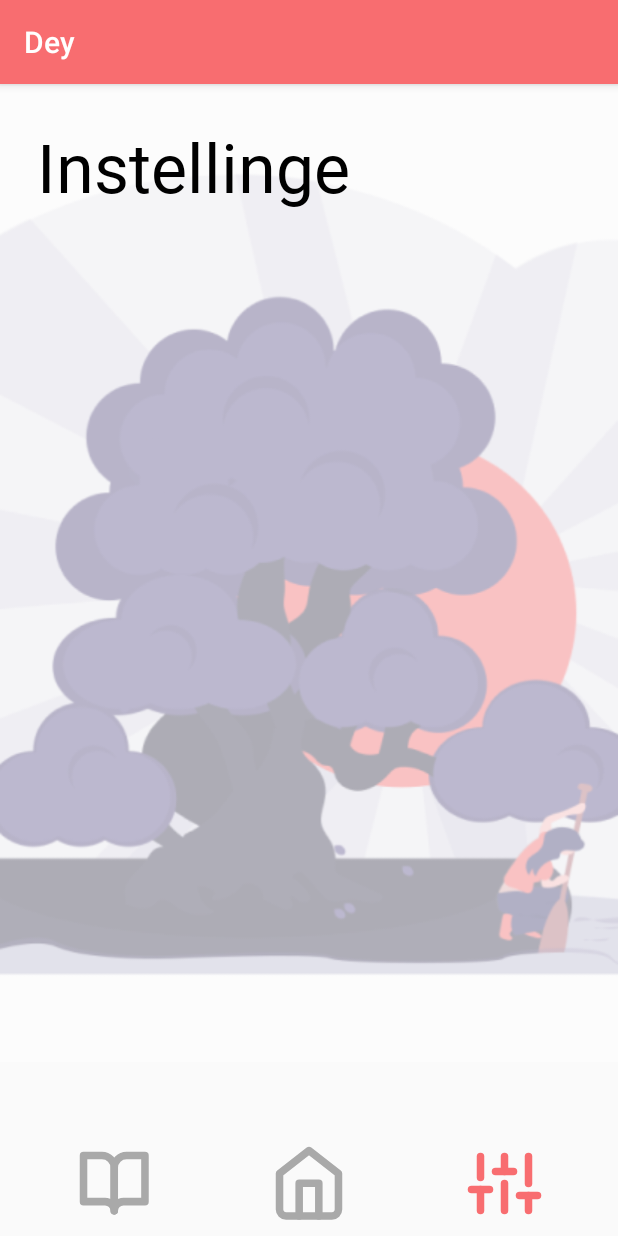
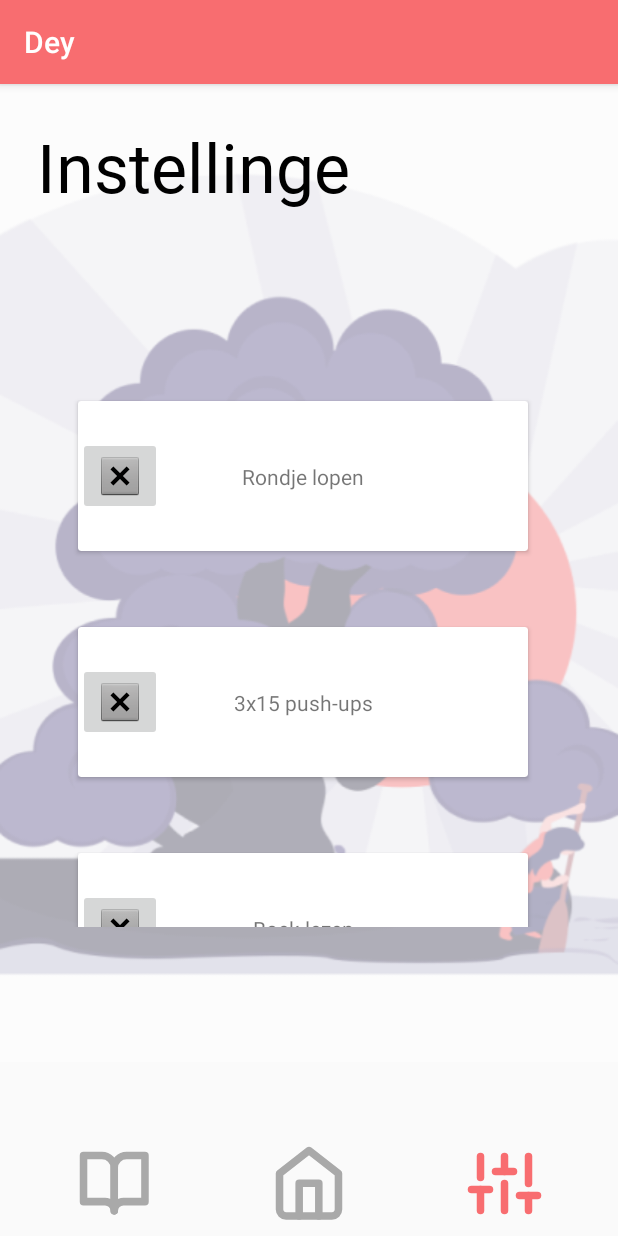
Before and after one commit to LukasSplinter/s1112597_s1114780_iiatimd_app, an Android app: the screen it shows after launch (SettingsActivity), after a tap on "Settings", on a phone screen of 412 x 824 dp. Run offline under Robolectric (Android 15) with nearby library versions, the phone set to English and light mode, and no system bars; our stand-ins replace Room's generated code.

Commit message:
recyclerView op de setting gezet, begin aan room database gemaakt

```diff
--- a/android_app/app/build.gradle
+++ b/android_app/app/build.gradle
@@ -34,4 +34,7 @@ dependencies {
     androidTestImplementation 'androidx.test.espresso:espresso-core:3.2.0'
     implementation 'com.google.android.material:material:1.1.0'
     implementation 'com.google.firebase:firebase-messaging:20.0.1'
+    def room_version = "2.2.5"
+    implementation "androidx.room:room-runtime:$room_version"
+    annotationProcessor "androidx.room:room-compiler:$room_version"
 }
--- /dev/null
+++ b/android_app/app/src/main/java/com/example/iiatimd_app_project/AppDatabase.java
@@ -0,0 +1,10 @@
+package com.example.iiatimd_app_project;
+
+import androidx.room.Database;
+import androidx.room.RoomDatabase;
+
+@Database(entities = {SettingRowEntry.class}, version = 1)
+public abstract class AppDatabase extends RoomDatabase {
+
+    public abstract SettingRowEntryDAO settingRowEntryDAO();
+}
--- /dev/null
+++ b/android_app/app/src/main/java/com/example/iiatimd_app_project/SettingRowAdapter.java
@@ -0,0 +1,48 @@
+package com.example.iiatimd_app_project;
+
+import android.view.LayoutInflater;
+import android.view.View;
+import android.view.ViewGroup;
+import android.widget.TextView;
+
+import androidx.annotation.NonNull;
+import androidx.cardview.widget.CardView;
+import androidx.recyclerview.widget.RecyclerView;
+
+public class SettingRowAdapter extends RecyclerView.Adapter<SettingRowAdapter.SettingRowViewHolder> {
+
+    private SettingRowEntry[] activities;
+
+    public SettingRowAdapter(SettingRowEntry[] activities){
+        this.activities = activities;
+    }
+
+    public static class SettingRowViewHolder extends RecyclerView.ViewHolder{
+        public TextView textView;
+
+        public SettingRowViewHolder(View v){
+            super(v);
+            textView = v.findViewById(R.id.activity);
+        }
+    }
+
+    @NonNull
+    @Override
+    public SettingRowViewHolder onCreateViewHolder(@NonNull ViewGroup parent, int viewType) {
+        View v = (CardView) LayoutInflater.from(parent.getContext()).inflate(R.layout.settings_row, parent, false);
+        SettingRowViewHolder settingRowViewHolder = new SettingRowViewHolder(v);
+        return settingRowViewHolder;
+    }
+
+    @Override
+    public void onBindViewHolder(@NonNull SettingRowViewHolder holder, int position) {
+        holder.textView.setText(activities[position].getActivity());
+    }
+
+    @Override
+    public int getItemCount() {
+        return activities.length;
+    }
+
+
+}
--- /dev/null
+++ b/android_app/app/src/main/java/com/example/iiatimd_app_project/SettingRowEntry.java
@@ -0,0 +1,29 @@
+package com.example.iiatimd_app_project;
+
+
+import androidx.room.ColumnInfo;
+import androidx.room.Entity;
+import androidx.room.PrimaryKey;
+
+@Entity
+public class SettingRowEntry {
+
+    @ColumnInfo
+    private String activity;
+
+    @PrimaryKey
+    private int uuid;
+
+    public SettingRowEntry(String activity, int uuid){
+        this.activity = activity;
+        this.uuid = uuid;
+    }
+
+    public String getActivity(){
+        return this.activity;
+    }
+
+    public int getUuid() {
+        return uuid;
+    }
+}
--- /dev/null
+++ b/android_app/app/src/main/java/com/example/iiatimd_app_project/SettingRowEntryDAO.java
@@ -0,0 +1,21 @@
+package com.example.iiatimd_app_project;
+
+import androidx.room.Dao;
+import androidx.room.Delete;
+import androidx.room.Insert;
+import androidx.room.Query;
+
+import java.util.List;
+
+@Dao
+public interface SettingRowEntryDAO{
+
+    @Query("SELECT * FROM SettingRowEntry")
+    List<SettingRowEntry> getAll();
+
+    @Insert
+    void insertEntry(SettingRowEntry settingRowEntry);
+
+    @Delete
+    void delete(SettingRowEntry settingRowEntry);
+}
--- a/android_app/app/src/main/java/com/example/iiatimd_app_project/SettingsActivity.java
+++ b/android_app/app/src/main/java/com/example/iiatimd_app_project/SettingsActivity.java
@@ -2,12 +2,22 @@ package com.example.iiatimd_app_project;
 
 import android.content.Intent;
 import android.os.Bundle;
+import android.util.Log;
 import android.view.View;
 import android.widget.ImageButton;
+import android.widget.LinearLayout;
 
 import androidx.appcompat.app.AppCompatActivity;
+import androidx.recyclerview.widget.LinearLayoutManager;
+import androidx.recyclerview.widget.RecyclerView;
+import androidx.room.Room;
 
 public class SettingsActivity extends AppCompatActivity {
+
+    private RecyclerView recyclerView;
+    private RecyclerView.Adapter recyclerViewAdapter;
+    private RecyclerView.LayoutManager layoutManager;
+
     @Override
     protected void onCreate(Bundle savedInstanceState) {
         super.onCreate(savedInstanceState);
@@ -31,5 +41,25 @@ public class SettingsActivity extends AppCompatActivity {
                 startActivity(agendaIntent);
             }
         });
+
+        recyclerView = findViewById(R.id.recyclerView);
+        layoutManager = new LinearLayoutManager(this);
+        recyclerView.setLayoutManager(layoutManager);
+        recyclerView.hasFixedSize();
+
+        SettingRowEntry[] settingRowEntries = new SettingRowEntry[5];
+        settingRowEntries[0] = new SettingRowEntry("Rondje lopen", 1);
+        settingRowEntries[1] = new SettingRowEntry("3x15 push-ups", 2);
+        settingRowEntries[2] = new SettingRowEntry("Boek lezen", 3);
+        settingRowEntries[3] = new SettingRowEntry("Brief schrijven voor Opa", 4);
+        settingRowEntries[4] = new SettingRowEntry("Kamer schoon maken", 5);
+
+        recyclerViewAdapter = new SettingRowAdapter(settingRowEntries);
+        recyclerView.setAdapter(recyclerViewAdapter);
+
+        AppDatabase db = Room.databaseBuilder(getApplicationContext(), AppDatabase.class, "ActivityDB").allowMainThreadQueries().fallbackToDestructiveMigration().build();
+        db.settingRowEntryDAO().insertEntry(settingRowEntries[3]);
+        String boi = db.settingRowEntryDAO().getAll().get(0).getActivity();
+        Log.d("test", boi);
     }
 }
--- a/android_app/app/src/main/res/layout/activity_settings.xml
+++ b/android_app/app/src/main/res/layout/activity_settings.xml
@@ -1,9 +1,9 @@
 <?xml version="1.0" encoding="utf-8"?>
-<androidx.constraintlayout.widget.ConstraintLayout
-    xmlns:android="http://schemas.android.com/apk/res/android" android:layout_width="match_parent"
-    android:layout_height="match_parent"
+<androidx.constraintlayout.widget.ConstraintLayout xmlns:android="http://schemas.android.com/apk/res/android"
     xmlns:app="http://schemas.android.com/apk/res-auto"
     xmlns:tools="http://schemas.android.com/tools"
+    android:layout_width="match_parent"
+    android:layout_height="match_parent"
     tools:context=".SettingsActivity">
 
     <ImageView
@@ -17,8 +17,7 @@
         app:layout_constraintStart_toStartOf="parent"
         app:layout_constraintTop_toTopOf="parent"
         app:layout_constraintVertical_bias="0.0"
-        app:srcCompat="@drawable/background"
-        />
+        app:srcCompat="@drawable/background" />
 
     <ImageButton
         android:id="@+id/homeButton"
@@ -27,8 +26,8 @@
         android:layout_marginBottom="5dp"
         android:background="#00000000"
         android:contentDescription="@string/footer_home"
+        android:tint="#A9A9A9"
         android:transitionName="NavHomeButton"
-        android:tint="#A9A9A9"
         app:layout_constraintBottom_toBottomOf="parent"
         app:layout_constraintEnd_toEndOf="parent"
         app:layout_constraintStart_toStartOf="parent"
@@ -41,8 +40,8 @@
         android:layout_marginBottom="5dp"
         android:background="#00000000"
         android:contentDescription="@string/footer_agenda"
+        android:tint="#A9A9A9"
         android:transitionName="NavAgendaButton"
-        android:tint="#A9A9A9"
         app:layout_constraintBottom_toBottomOf="parent"
         app:layout_constraintEnd_toEndOf="parent"
         app:layout_constraintHorizontal_bias="0.13"
@@ -56,8 +55,8 @@
         android:layout_marginBottom="5dp"
         android:background="#00000000"
         android:contentDescription="@string/footer_settings"
+        android:tint="#F86D70"
         android:transitionName="NavSettingsButton"
-        android:tint="#F86D70"
         app:layout_constraintBottom_toBottomOf="parent"
         app:layout_constraintEnd_toEndOf="parent"
         app:layout_constraintHorizontal_bias="0.87"
@@ -79,4 +78,13 @@
         app:layout_constraintTop_toTopOf="parent"
         app:layout_constraintVertical_bias="0.036" />
 
+    <androidx.recyclerview.widget.RecyclerView
+        android:id="@+id/recyclerView"
+        android:layout_width="408dp"
+        android:layout_height="376dp"
+        app:layout_constraintBottom_toBottomOf="@+id/background_image"
+        app:layout_constraintEnd_toEndOf="parent"
+        app:layout_constraintStart_toStartOf="parent"
+        app:layout_constraintTop_toBottomOf="@+id/textView__greeting" />
+
 </androidx.constraintlayout.widget.ConstraintLayout>
--- /dev/null
+++ b/android_app/app/src/main/res/layout/settings_row.xml
@@ -0,0 +1,39 @@
+<?xml version="1.0" encoding="utf-8"?>
+<androidx.cardview.widget.CardView xmlns:app="http://schemas.android.com/apk/res-auto"
+    xmlns:tools="http://schemas.android.com/tools"
+    android:layout_width="300dp"
+    android:layout_height="100dp"
+    android:layout_marginStart="50dp"
+    android:layout_marginLeft="10dp"
+    android:layout_marginTop="25dp"
+    android:layout_marginEnd="50dp"
+    android:layout_marginRight="10dp"
+    android:layout_marginBottom="25dp"
+    xmlns:android="http://schemas.android.com/apk/res/android">
+
+    <androidx.constraintlayout.widget.ConstraintLayout
+        android:layout_width="match_parent"
+        android:layout_height="match_parent">
+
+        <TextView
+            android:id="@+id/activity"
+            android:layout_width="wrap_content"
+            android:layout_height="wrap_content"
+            android:text="TextView"
+            app:layout_constraintBottom_toBottomOf="parent"
+            app:layout_constraintEnd_toEndOf="parent"
+            app:layout_constraintStart_toStartOf="parent"
+            app:layout_constraintTop_toTopOf="parent" />
+
+        <ImageButton
+            android:id="@+id/imageButton"
+            android:layout_width="wrap_content"
+            android:layout_height="wrap_content"
+            app:layout_constraintBottom_toBottomOf="parent"
+            app:layout_constraintEnd_toStartOf="@+id/textView"
+            app:layout_constraintStart_toStartOf="parent"
+            app:layout_constraintTop_toTopOf="parent"
+            app:srcCompat="@android:drawable/btn_dialog" />
+    </androidx.constraintlayout.widget.ConstraintLayout>
+
+</androidx.cardview.widget.CardView>
```
